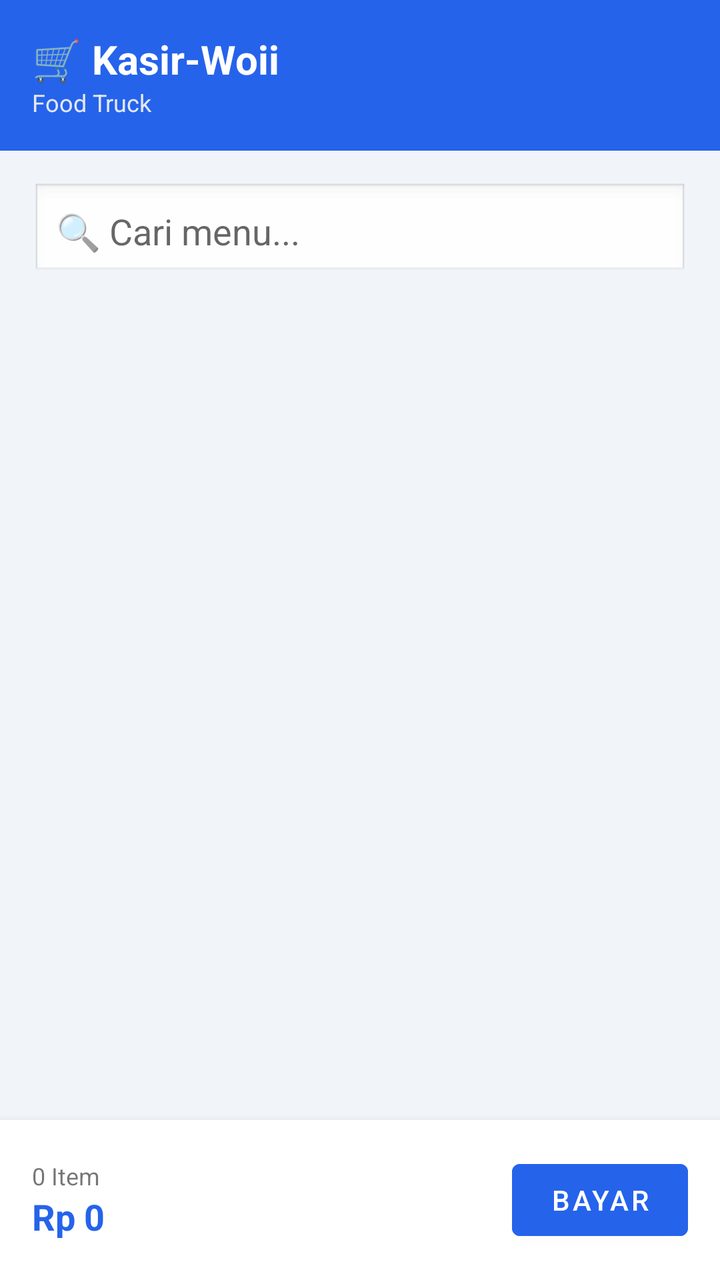
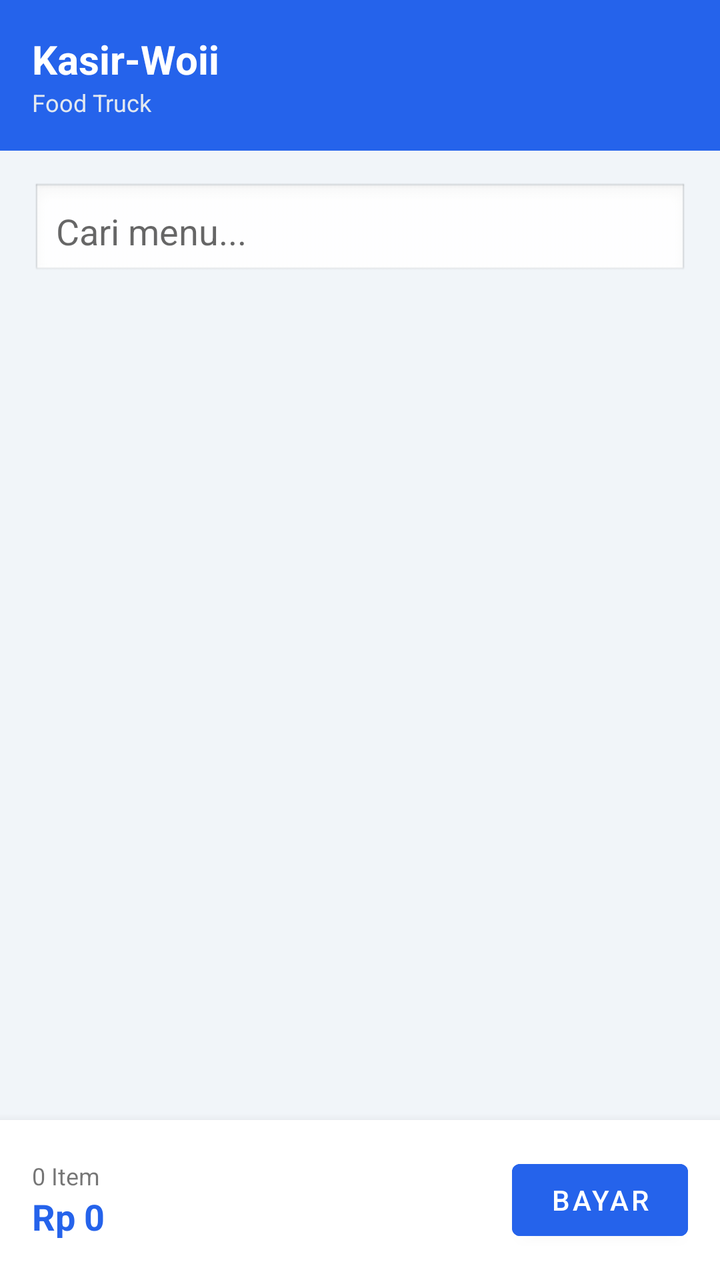

Screens rendered from an Android XML layout before and after an edit, with the pre-edit source and the edit as a unified diff.
<!-- AndroidManifest.xml: application theme Theme.KasirWoii -->
<!-- res/layout/activity_main.xml -->
<?xml version="1.0" encoding="utf-8"?>
<LinearLayout xmlns:android="http://schemas.android.com/apk/res/android"
    android:layout_width="match_parent"
    android:layout_height="match_parent"
    android:orientation="vertical"
    android:background="#f1f5f9">

    <LinearLayout
        android:layout_width="match_parent"
        android:layout_height="wrap_content"
        android:background="#2563eb"
        android:padding="16dp"
        android:orientation="vertical">
        <TextView
            android:layout_width="wrap_content"
            android:layout_height="wrap_content"
            android:text="🛒 Kasir-Woii"
            android:textColor="#ffffff"
            android:textSize="20sp"
            android:textStyle="bold" />
        <TextView
            android:layout_width="wrap_content"
            android:layout_height="wrap_content"
            android:text="Food Truck"
            android:textColor="#e2e8f0"
            android:textSize="12sp" />
    </LinearLayout>

    <EditText
        android:layout_width="match_parent"
        android:layout_height="wrap_content"
        android:layout_margin="16dp"
        android:background="@android:drawable/edit_text"
        android:hint="🔍 Cari menu..."
        android:padding="12dp"
        android:inputType="text" />

    <androidx.recyclerview.widget.RecyclerView
        android:id="@+id/recyclerViewMenu"
        android:layout_width="match_parent"
        android:layout_height="0dp"
        android:layout_weight="1"
        android:padding="8dp" />

    <LinearLayout
        android:layout_width="match_parent"
        android:layout_height="wrap_content"
        android:background="#ffffff"
        android:orientation="horizontal"
        android:padding="16dp"
        android:elevation="8dp"
        android:gravity="center_vertical"
        android:justifyContent="space-between">

        <LinearLayout
            android:layout_width="0dp"
            android:layout_height="wrap_content"
            android:layout_weight="1"
            android:orientation="vertical">
            <TextView
                android:id="@+id/tvCartCount"
                android:layout_width="wrap_content"
                android:layout_height="wrap_content"
                android:text="0 Item"
                android:textSize="12sp" />
            <TextView
                android:id="@+id/tvCartTotal"
                android:layout_width="wrap_content"
                android:layout_height="wrap_content"
                android:text="Rp 0"
                android:textColor="#2563eb"
                android:textSize="18sp"
                android:textStyle="bold" />
        </LinearLayout>

        <Button
            android:layout_width="wrap_content"
            android:layout_height="wrap_content"
            android:text="Bayar"
            android:backgroundTint="#2563eb"
            android:textColor="#ffffff" />
    </LinearLayout>
</LinearLayout>
<!-- resources referenced by this layout -->
<resources>
  <style name="Theme.KasirWoii" parent="Theme.MaterialComponents.DayNight.NoActionBar">
          <item name="colorPrimary">#2563eb</item>
          <item name="colorPrimaryDark">#1d4ed8</item>
          <item name="colorAccent">#2563eb</item>
      </style>
</resources>

<!-- the commit's change to res/layout/activity_main.xml (unified diff, before → after) -->
@@ -14,7 +14,7 @@
         <TextView
             android:layout_width="wrap_content"
             android:layout_height="wrap_content"
-            android:text="🛒 Kasir-Woii"
+            android:text="Kasir-Woii"
             android:textColor="#ffffff"
             android:textSize="20sp"
             android:textStyle="bold" />
@@ -31,7 +31,7 @@
         android:layout_height="wrap_content"
         android:layout_margin="16dp"
         android:background="@android:drawable/edit_text"
-        android:hint="🔍 Cari menu..."
+        android:hint="Cari menu..."
         android:padding="12dp"
         android:inputType="text" />
 
@@ -49,8 +49,7 @@
         android:orientation="horizontal"
         android:padding="16dp"
         android:elevation="8dp"
-        android:gravity="center_vertical"
-        android:justifyContent="space-between">
+        android:gravity="center_vertical">
 
         <LinearLayout
             android:layout_width="0dp"
